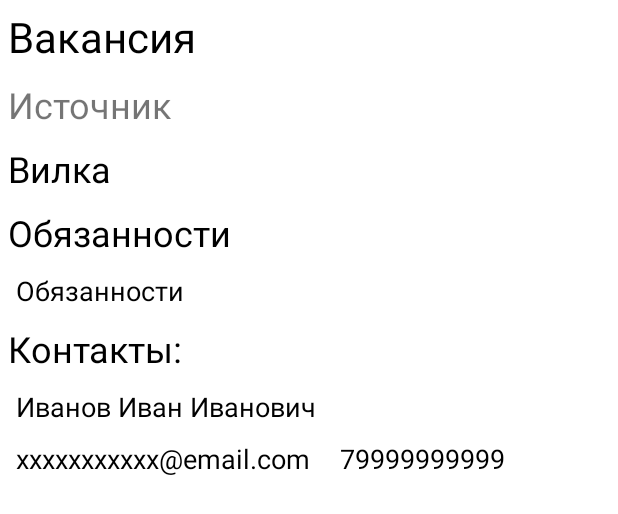
After one commit to KennyRight/WorkFinder, an Android app: the layout activity_vacancy_detail.xml on its own in the app's theme, with its tools: preview values and no code run, on a phone screen of 412 x 824 dp. The commit adds this screen. Shown: the top 514 px of the screen. Run offline under Robolectric (Android 15) with nearby library versions, the phone set to English and light mode, and no system bars.

Commit message:
detail job activity

```diff
--- a/app/src/main/AndroidManifest.xml
+++ b/app/src/main/AndroidManifest.xml
@@ -16,6 +16,9 @@
         android:theme="@style/Theme.WorkFinder"
         tools:targetApi="31">
         <activity
+            android:name=".VacancyDetailActivity"
+            android:exported="false" />
+        <activity
             android:name=".MainActivity"
             android:exported="true">
             <intent-filter>
--- /dev/null
+++ b/app/src/main/res/layout/activity_vacancy_detail.xml
@@ -0,0 +1,124 @@
+<?xml version="1.0" encoding="utf-8"?>
+<androidx.constraintlayout.widget.ConstraintLayout xmlns:android="http://schemas.android.com/apk/res/android"
+    xmlns:app="http://schemas.android.com/apk/res-auto"
+    xmlns:tools="http://schemas.android.com/tools"
+    android:layout_width="match_parent"
+    android:layout_height="match_parent"
+    android:padding="5dp"
+    tools:context=".VacancyDetailActivity">
+
+    <ScrollView
+        android:layout_width="match_parent"
+        android:layout_height="match_parent">
+
+        <androidx.constraintlayout.widget.ConstraintLayout
+            android:layout_width="match_parent"
+            android:layout_height="match_parent">
+
+            <TextView
+                android:id="@+id/vacancy_name"
+                android:layout_width="wrap_content"
+                android:layout_height="wrap_content"
+                android:text="Вакансия"
+                android:textColor="@color/black"
+                android:textSize="28sp"
+                app:layout_constraintStart_toStartOf="parent"
+                app:layout_constraintTop_toTopOf="parent"
+
+                />
+
+            <TextView
+                android:id="@+id/source"
+                android:layout_width="wrap_content"
+                android:layout_height="wrap_content"
+                android:layout_marginTop="10dp"
+                android:text="Источник"
+                android:textSize="24sp"
+                app:layout_constraintStart_toStartOf="parent"
+                app:layout_constraintTop_toBottomOf="@id/vacancy_name" />
+
+            <TextView
+                android:id="@+id/salary"
+                android:layout_width="wrap_content"
+                android:layout_height="wrap_content"
+                android:layout_marginTop="10dp"
+                android:text="Вилка"
+                android:textColor="@color/black"
+                android:textSize="24sp"
+                app:layout_constraintStart_toStartOf="parent"
+                app:layout_constraintTop_toBottomOf="@id/source" />
+
+            <TextView
+                android:id="@+id/dutyTitle"
+                android:layout_width="wrap_content"
+                android:layout_height="wrap_content"
+                android:layout_marginTop="10dp"
+                android:text="@string/duty"
+                android:textColor="@color/black"
+                android:textSize="24sp"
+                app:layout_constraintStart_toStartOf="parent"
+                app:layout_constraintTop_toBottomOf="@id/salary" />
+
+            <TextView
+                android:id="@+id/duty"
+                android:layout_width="wrap_content"
+                android:layout_height="wrap_content"
+                android:layout_marginStart="5dp"
+                android:layout_marginTop="10dp"
+                android:text="@string/duty"
+                android:textColor="@color/black"
+                android:textSize="18sp"
+                app:layout_constraintStart_toStartOf="parent"
+                app:layout_constraintTop_toBottomOf="@id/dutyTitle" />
+
+            <TextView
+                android:id="@+id/contacts_text"
+                android:layout_width="wrap_content"
+                android:layout_height="wrap_content"
+                android:layout_marginTop="10dp"
+                android:text="@string/contacts"
+                android:textColor="@color/black"
+                android:textSize="24sp"
+                app:layout_constraintStart_toStartOf="parent"
+                app:layout_constraintTop_toBottomOf="@id/duty"
+                app:layout_goneMarginTop="10dp" />
+
+            <TextView
+                android:id="@+id/contact_person"
+                android:layout_width="wrap_content"
+                android:layout_height="wrap_content"
+                android:layout_marginStart="5dp"
+                android:layout_marginTop="10dp"
+                android:text="Иванов Иван Иванович"
+                android:textColor="@color/black"
+                android:textSize="18sp"
+                app:layout_constraintStart_toStartOf="parent"
+                app:layout_constraintTop_toBottomOf="@id/contacts_text" />
+
+            <TextView
+                android:id="@+id/email"
+                android:layout_width="wrap_content"
+                android:layout_height="wrap_content"
+                android:layout_marginStart="5dp"
+                android:layout_marginTop="10dp"
+                android:text="xxxxxxxxxxx@email.com"
+                android:textColor="@color/black"
+                android:textSize="18sp"
+                app:layout_constraintStart_toStartOf="parent"
+                app:layout_constraintTop_toBottomOf="@id/contact_person" />
+
+            <TextView
+                android:id="@+id/phone"
+                android:layout_width="wrap_content"
+                android:layout_height="wrap_content"
+                android:layout_marginLeft="20dp"
+                android:text="79999999999"
+                android:textColor="@color/black"
+                android:textSize="18sp"
+                app:layout_constraintStart_toEndOf="@id/email"
+                app:layout_constraintTop_toTopOf="@id/email"/>
+        </androidx.constraintlayout.widget.ConstraintLayout>
+    </ScrollView>
+
+
+</androidx.constraintlayout.widget.ConstraintLayout>
--- a/app/src/main/res/layout/job_item.xml
+++ b/app/src/main/res/layout/job_item.xml
@@ -33,7 +33,7 @@
                 app:layout_constraintStart_toStartOf="parent"
                 app:layout_constraintTop_toTopOf="parent"
                 app:layout_constraintHorizontal_chainStyle="spread_inside"
-                />
+                android:textColor="@color/black"/>
 
             <TextView
                 android:id="@+id/region"
--- a/app/src/main/res/values/strings.xml
+++ b/app/src/main/res/values/strings.xml
@@ -1,3 +1,5 @@
 <resources>
     <string name="app_name">WorkFinder</string>
+    <string name="duty">Обязанности</string>
+    <string name="contacts">Контакты:</string>
 </resources>
```
Also changed, not shown: app/src/main/java/com/example/workfinder/VacancyDetailActivity.kt (added, +37 -0 lines), app/src/main/java/com/example/workfinder/adapters/VacanciesAdapter.kt (+19 -8 lines).
